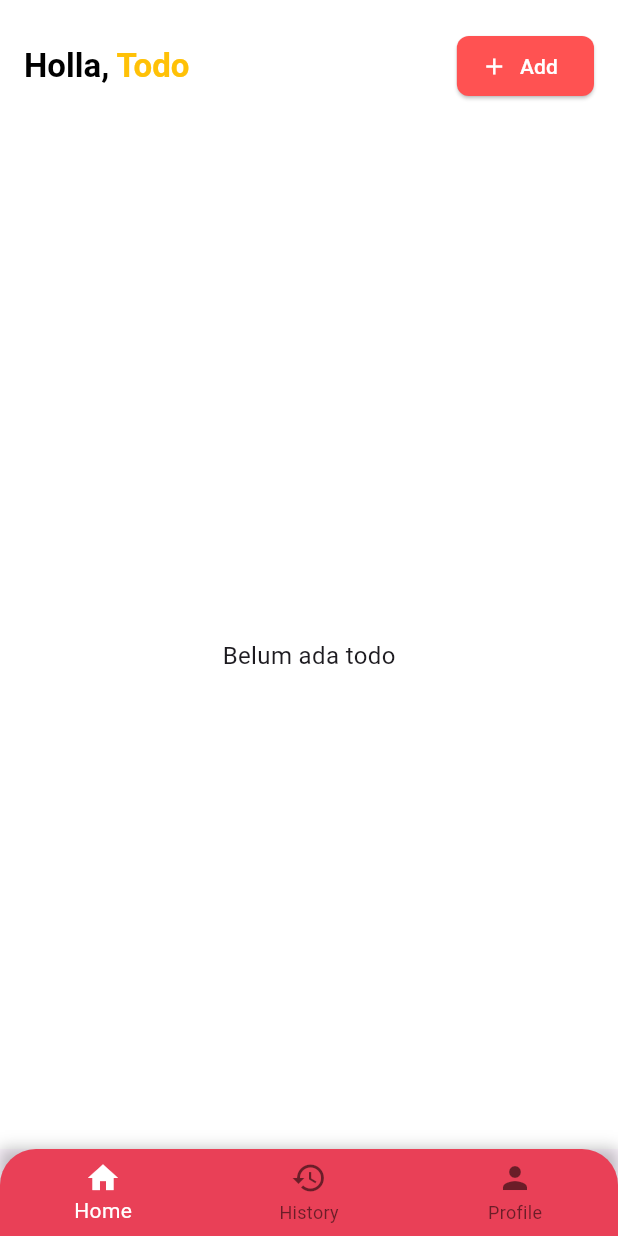
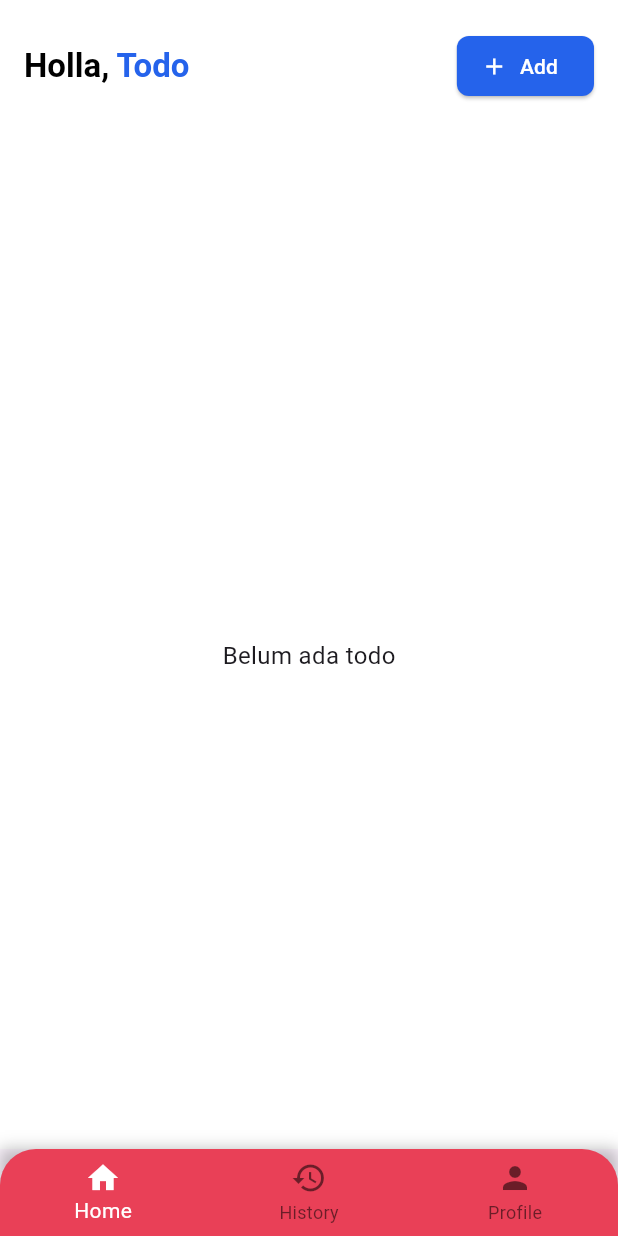
Before and after one commit to ZacksAryasatya/Todolist-Flutter-Project, a Flutter app: the DashboardPage screen opened by its route, on a phone screen of 412 x 824 dp. Run offline on Flutter 3.47's test engine with Material 3 defaults, Android fonts, the light colour scheme and no system bars; our stand-ins replace get.

Commit message:
feat/ui [F] changing ui colors for navbar and buttons

```diff
--- a/lib/pages/dashboard_page.dart
+++ b/lib/pages/dashboard_page.dart
@@ -1,49 +1,29 @@
 import 'package:flutter/material.dart';
 import 'package:get/get.dart';
-import 'package:todolist_application/controllers/dashboard_controller.dart';
+import 'package:todolist_application/controllers/auth_controller.dart';
+import 'package:todolist_application/pages/mobile/dashboard_mobile_page.dart';
+import 'package:todolist_application/pages/mobile/home_mobile_page.dart';
+import 'package:todolist_application/pages/widescreen/dashboard_widescreen_page.dart';
+import 'package:todolist_application/pages/widescreen/home_widescreen_page.dart';
+
 
 class DashboardPage extends StatelessWidget {
   DashboardPage({super.key});
-  final DashboardController dashboardController =
-      Get.find<DashboardController>();
+  final controller = Get.find<AuthController>();
 
   @override
   Widget build(BuildContext context) {
-    return Obx(
-      () => Scaffold(
-        body: pages[dashboardController.selectedIndex.value],
-        bottomNavigationBar: Container(
-          decoration: const BoxDecoration(
-            boxShadow: [BoxShadow(color: Colors.black26, blurRadius: 8)],
-          ),
-          child: ClipRRect(
-            borderRadius: const BorderRadius.only(
-              topLeft: Radius.circular(24),
-              topRight: Radius.circular(24),
-            ),
-            child: BottomNavigationBar(
-              currentIndex: dashboardController.selectedIndex.value,
-              onTap: dashboardController.changetabIndex,
-              backgroundColor: const Color(0xFFE94057),
-              selectedItemColor: Colors.white,
-              unselectedItemColor: Colors.black54,
-              items: const [
-                BottomNavigationBarItem(
-                  icon: Icon(Icons.home),
-                  label: 'Home',
-                  ),
-                BottomNavigationBarItem(
-                  icon: Icon(Icons.history),
-                  label: 'History',
-                ),
-                BottomNavigationBarItem(
-                  icon: Icon(Icons.person),
-                  label: 'Profile',
-                ),
-              ],
-            ),
-          ),
-        ),
+    return Scaffold(
+      body: LayoutBuilder(
+        builder: (context, constraints) {
+          controller.updatelayout(constraints);
+
+          return Obx(
+            () => controller.isMobile.value
+                ? DashboardMobilePage()
+                : DashboardWidescreenPage(),
+          );
+        },
       ),
     );
   }
--- a/lib/pages/widescreen/home_widescreen_page.dart
+++ b/lib/pages/widescreen/home_widescreen_page.dart
@@ -43,7 +43,7 @@ class HomeWidescreenPage extends StatelessWidget {
                         crossAxisCount: 2,
                         crossAxisSpacing: 16,
                         mainAxisSpacing: 16,
-                        childAspectRatio: 2.5,
+                        childAspectRatio: 3.5,
                       ),
                       itemCount: todoController.todos.length,
                       itemBuilder: (context, index) {
--- a/lib/reusable_component/button_widget.dart
+++ b/lib/reusable_component/button_widget.dart
@@ -15,7 +15,7 @@ class Frame4Button extends StatelessWidget {
     this.width = 296,
     this.height = 50,
     this.elevation = 4,
-    this.color = const Color(0xFF42B6E7),
+    this.color = const Color(0xFF2563EB),
     required this.onPressed,
     this.textStyle,
   });
--- a/lib/reusable_component/custom_header.dart
+++ b/lib/reusable_component/custom_header.dart
@@ -25,7 +25,7 @@ class CustomHeader extends StatelessWidget {
                 TextSpan(
                   text: title,
                   style: const TextStyle(
-                    color: Colors.amber,
+                    color: Color(0xFF2563EB),
                     fontWeight: FontWeight.bold,
                   ),
                 ),
@@ -35,7 +35,7 @@ class CustomHeader extends StatelessWidget {
           if (onAdd != null)
             ElevatedButton.icon(
               style: ElevatedButton.styleFrom(
-                backgroundColor: Colors.redAccent,
+                backgroundColor: Color(0xFF2563EB),
                 foregroundColor: Colors.white,
                 shape: RoundedRectangleBorder(
                   borderRadius: BorderRadius.circular(8),
```
Also changed, not shown: lib/pages/widescreen/dashboard_widescreen_page.dart (added, +50 -0 lines), lib/reusable_component/history_item.card.dart (+5 -5 lines), lib/reusable_component/todo_item_card.dart (+6 -6 lines).
